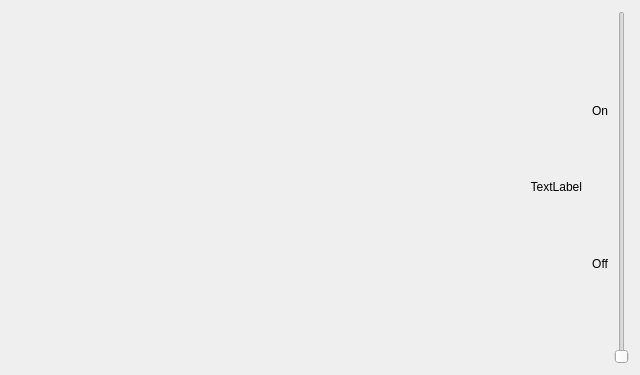
This is epyq/widgets/toggle.ui in epcpower/st as Qt 5 draws it before an edit. The edited form follows.
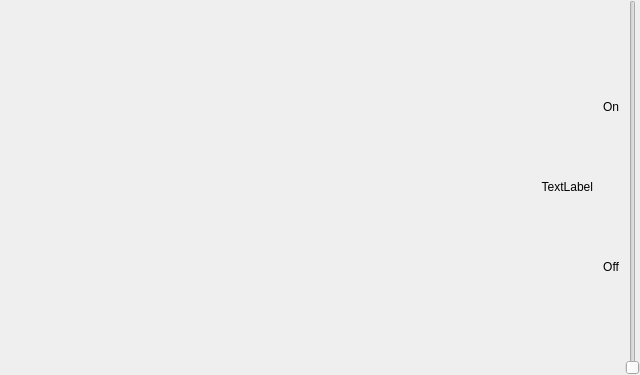
This is the edited form.

Commit message:
Set all layout margins in widgets to 0 to compact them
Ref T335

What changed in the file:
```diff
--- a/epyq/widgets/toggle.ui
+++ b/epyq/widgets/toggle.ui
@@ -14,8 +14,32 @@
    <string>Form</string>
   </property>
   <layout class="QHBoxLayout" name="horizontalLayout_2">
+   <property name="leftMargin">
+    <number>0</number>
+   </property>
+   <property name="topMargin">
+    <number>0</number>
+   </property>
+   <property name="rightMargin">
+    <number>0</number>
+   </property>
+   <property name="bottomMargin">
+    <number>0</number>
+   </property>
    <item>
     <layout class="QHBoxLayout" name="horizontalLayout" stretch="1,0,0">
+     <property name="leftMargin">
+      <number>0</number>
+     </property>
+     <property name="topMargin">
+      <number>0</number>
+     </property>
+     <property name="rightMargin">
+      <number>0</number>
+     </property>
+     <property name="bottomMargin">
+      <number>0</number>
+     </property>
      <item>
       <widget class="QLabel" name="label">
        <property name="sizePolicy">
@@ -34,6 +58,18 @@
      </item>
      <item>
       <layout class="QVBoxLayout" name="verticalLayout">
+       <property name="leftMargin">
+        <number>0</number>
+       </property>
+       <property name="topMargin">
+        <number>0</number>
+       </property>
+       <property name="rightMargin">
+        <number>0</number>
+       </property>
+       <property name="bottomMargin">
+        <number>0</number>
+       </property>
        <item>
         <widget class="QLabel" name="on">
          <property name="sizePolicy">
```
The commit also changes 10 other files.
